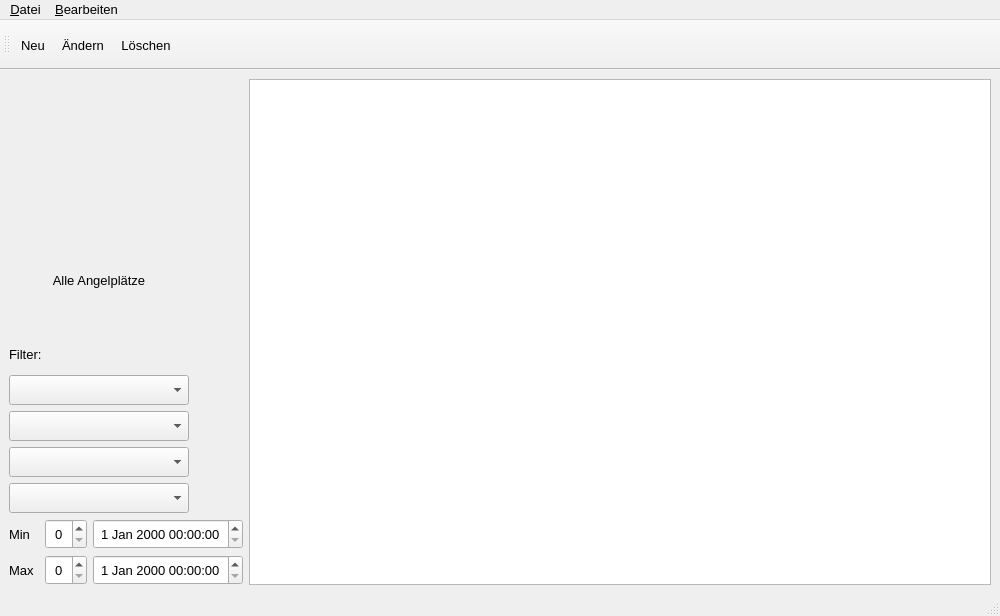
Above: AngelplatzWindow.ui from igor53c/Angeltagebuch before the change. Below: the same form after it.
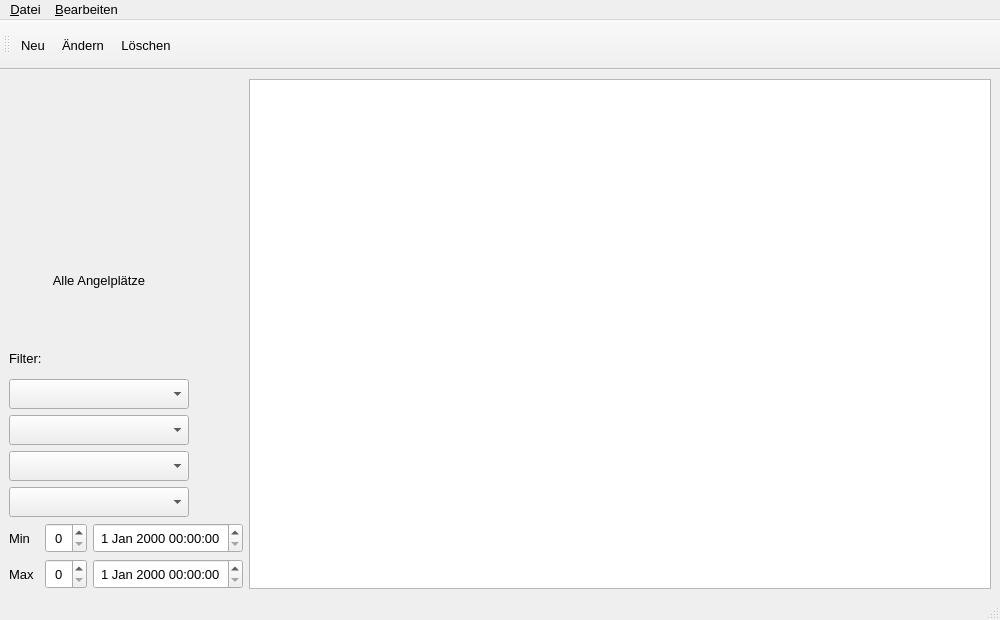
That is the form after the change. Icons and pictures are not drawn.

Diff of the .ui file:
```diff
--- a/AngelplatzWindow.ui
+++ b/AngelplatzWindow.ui
@@ -10,7 +10,7 @@
     <x>0</x>
     <y>0</y>
     <width>1000</width>
-    <height>616</height>
+    <height>620</height>
    </rect>
   </property>
   <property name="font">
```
